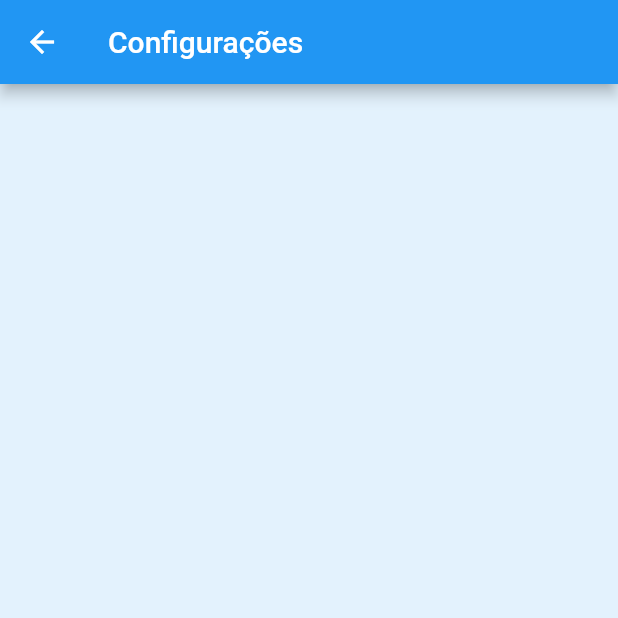
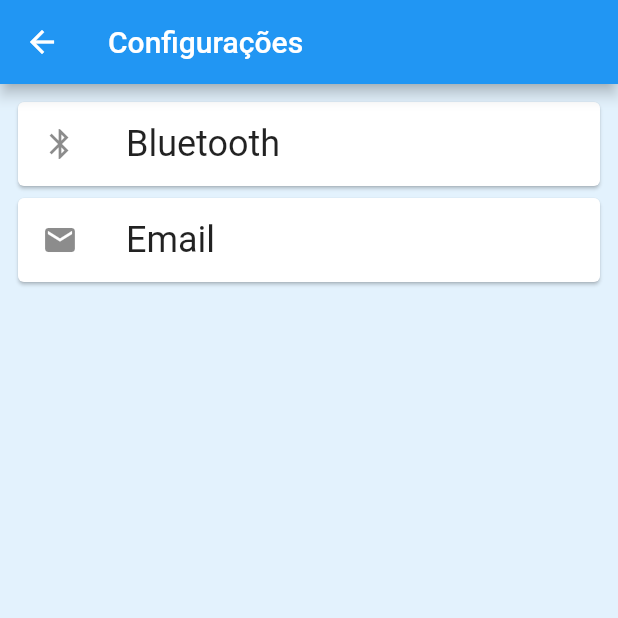
Before and after one commit to Wellington-gc/tcc_app, a Flutter app: the screen it shows after launch, after a tap on the "settings" icon, on a phone screen of 412 x 824 dp, the top half of it. Run offline on Flutter 3.47's test engine with Material 2 defaults, Android fonts, the phone set to English and light mode, and no system bars; our stand-ins replace flutter_blue, flutter_countdown_timer, hive, hive_flutter, mask_text_input_formatter, timezone; missing offline and left inert: mailer, telephony; accounts and stored records are empty.

Commit message:
Settings page and class

```diff
--- a/lib/components/settings_button.dart
+++ b/lib/components/settings_button.dart
@@ -17,7 +17,7 @@ class SettingsButton extends StatelessWidget {
           Navigator.of(context).push(
             MaterialPageRoute(
               builder: (_) {
-                return SettingsScreen();
+                return const SettingsScreen();
               },
             ),
           );
--- a/lib/main.dart
+++ b/lib/main.dart
@@ -2,6 +2,7 @@ import 'package:flutter/material.dart';
 import 'package:hive_flutter/hive_flutter.dart';
 import 'package:tcc_app/models/contact.dart';
 import 'package:tcc_app/models/fall_code.dart';
+import 'package:tcc_app/models/setting.dart';
 import 'package:tcc_app/screens/home_page.dart';
 import 'package:timezone/data/latest.dart' as tz;
 
@@ -13,8 +14,10 @@ Future<void> main() async {
   await Hive.initFlutter();
   Hive.registerAdapter<Contact>(ContactAdapter());
   Hive.registerAdapter<FallCode>(FallCodeAdapter());
+  Hive.registerAdapter<Setting>(SettingAdapter());
   await Hive.openBox<Contact>('contacts');
   await Hive.openBox<FallCode>('fall_codes');
+  await Hive.openBox<Setting>('settings');
 
   runApp(const MyApp());
 }
--- a/lib/screens/home_page.dart
+++ b/lib/screens/home_page.dart
@@ -10,7 +10,7 @@ class HomePage extends StatelessWidget {
   Widget build(BuildContext context) {
     return Scaffold(
       appBar: AppBar(
-        title: const Text('Fall Alert App'),
+        title: const Text('Detecção de queda'),
       ),
       body: Center(
         child: Column(
--- a/lib/screens/settings_page.dart
+++ b/lib/screens/settings_page.dart
@@ -1,53 +1,9 @@
 import 'package:flutter/material.dart';
-import 'package:flutter_blue/flutter_blue.dart';
-import 'package:hive/hive.dart';
-import 'package:tcc_app/models/fall_code.dart';
+import 'package:tcc_app/screens/bluetooth_settings_page.dart';
+import 'package:tcc_app/screens/email_settings_page.dart';
 
-class SettingsScreen extends StatefulWidget {
-  SettingsScreen({Key? key}) : super(key: key);
-
-  final FlutterBlue flutterBlue = FlutterBlue.instance;
-  final List<BluetoothDevice> devicesList = <BluetoothDevice>[];
-  final List<int> fallCode = <int>[];
-
-  @override
-  State<SettingsScreen> createState() => _SettingsScreenState();
-}
-
-class _SettingsScreenState extends State<SettingsScreen> {
-  Box<FallCode> fallCodesBox = Hive.box<FallCode>('fall_codes');
-  List<BluetoothService> _services = <BluetoothService>[];
-  BluetoothService? _fallService;
-  BluetoothCharacteristic? _fallCharacteristic;
-
-  _addDeviceTolist(final BluetoothDevice device) {
-    if (!widget.devicesList.contains(device)) {
-      setState(() {
-        widget.devicesList.add(device);
-      });
-    }
-  }
-
-  @override
-  void initState() {
-    super.initState();
-
-    widget.flutterBlue.connectedDevices
-        .asStream()
-        .listen((List<BluetoothDevice> devices) {
-      for (BluetoothDevice device in devices) {
-        _addDeviceTolist(device);
-      }
-    });
-
-    widget.flutterBlue.scanResults.listen((List<ScanResult> results) {
-      for (ScanResult result in results) {
-        _addDeviceTolist(result.device);
-      }
-    });
-
-    widget.flutterBlue.startScan();
-  }
+class SettingsScreen extends StatelessWidget {
+  const SettingsScreen({Key? key}) : super(key: key);
 
   @override
   Widget build(BuildContext context) {
@@ -57,58 +13,48 @@ class _SettingsScreenState extends State<SettingsScreen> {
       ),
       body: ListView(
         padding: const EdgeInsets.all(8),
-        children: widget.devicesList.map(
-          (device) {
-            return Card(
+        children: [
+          Card(
             child: ListTile(
-                title: Text(device.name == ''
-                    ? '(Dispositivo desconhecido)'
-                    : device.name),
-                subtitle: Text(device.id.toString()),
-                trailing: ElevatedButton(
-                  child: const Text('Conectar'),
-                  onPressed: () async {
-                    widget.flutterBlue.stopScan();
-                    try {
-                      await device.connect();
-                    } catch (e) {
-                      rethrow;
-                    } finally {
-                      _services = await device.discoverServices();
-
-                      _fallService = _services.singleWhere((element) =>
-                          element.uuid ==
-                          Guid('7895d8d8-3220-11ec-8d3d-0242ac130003'));
-
-                      _fallCharacteristic = _fallService?.characteristics
-                          .singleWhere(
-                              (element) => element.properties.notify == true);
-
-                      _fallCharacteristic?.value.listen(
-                        (value) {
-                          fallCodesBox
-                              .add(
-                            FallCode(
-                              code: value.last,
+              leading: const Icon(Icons.bluetooth),
+              title: const Text(
+                'Bluetooth',
+                style: TextStyle(
+                  fontSize: 24,
                 ),
-                          )
-                              .then(
-                            (value) {
-                              // showNotification();
+              ),
+              onTap: () {
+                Navigator.of(context).push(
+                  MaterialPageRoute(
+                    builder: (_) {
+                      return BluetoothSettingsScreen();
                     },
+                  ),
                 );
-                          print(fallCodesBox.values.last.code);
-                        },
-                      );
-
-                      await _fallCharacteristic?.setNotifyValue(true);
-                    }
               },
             ),
           ),
+          Card(
+            child: ListTile(
+              leading: const Icon(Icons.email),
+              title: const Text(
+                'Email',
+                style: TextStyle(
+                  fontSize: 24,
+                ),
+              ),
+              onTap: () {
+                Navigator.of(context).push(
+                  MaterialPageRoute(
+                    builder: (_) {
+                      return const EmailSettingsScreen();
+                    },
+                  ),
                 );
               },
-        ).toList(),
+            ),
+          ),
+        ],
       ),
     );
   }
```
Also changed, not shown: lib/models/setting.dart (added, +17 -0 lines), lib/screens/alarm_page.dart (+9 -2 lines), lib/screens/bluetooth_settings_page.dart (added, +117 -0 lines), lib/screens/email_settings_page.dart (added, +101 -0 lines), lib/models/setting.g.dart (added). Lines whose indentation alone changed are shown as unchanged.
